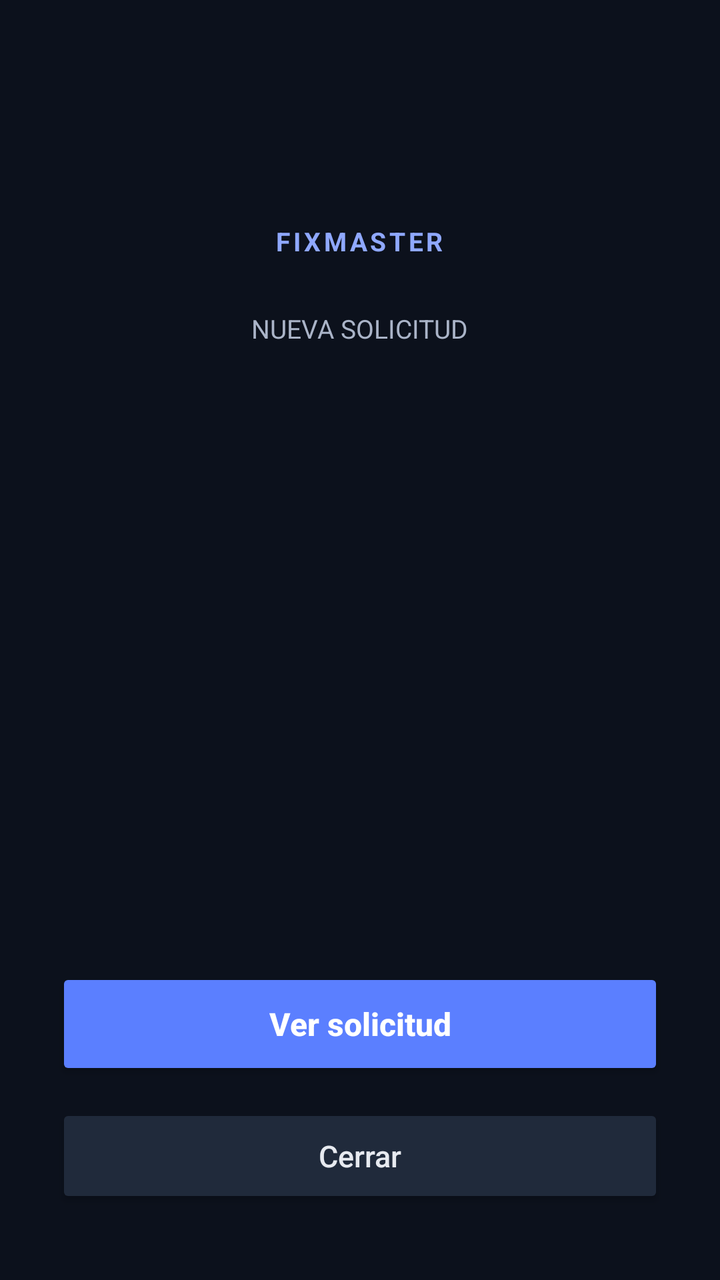
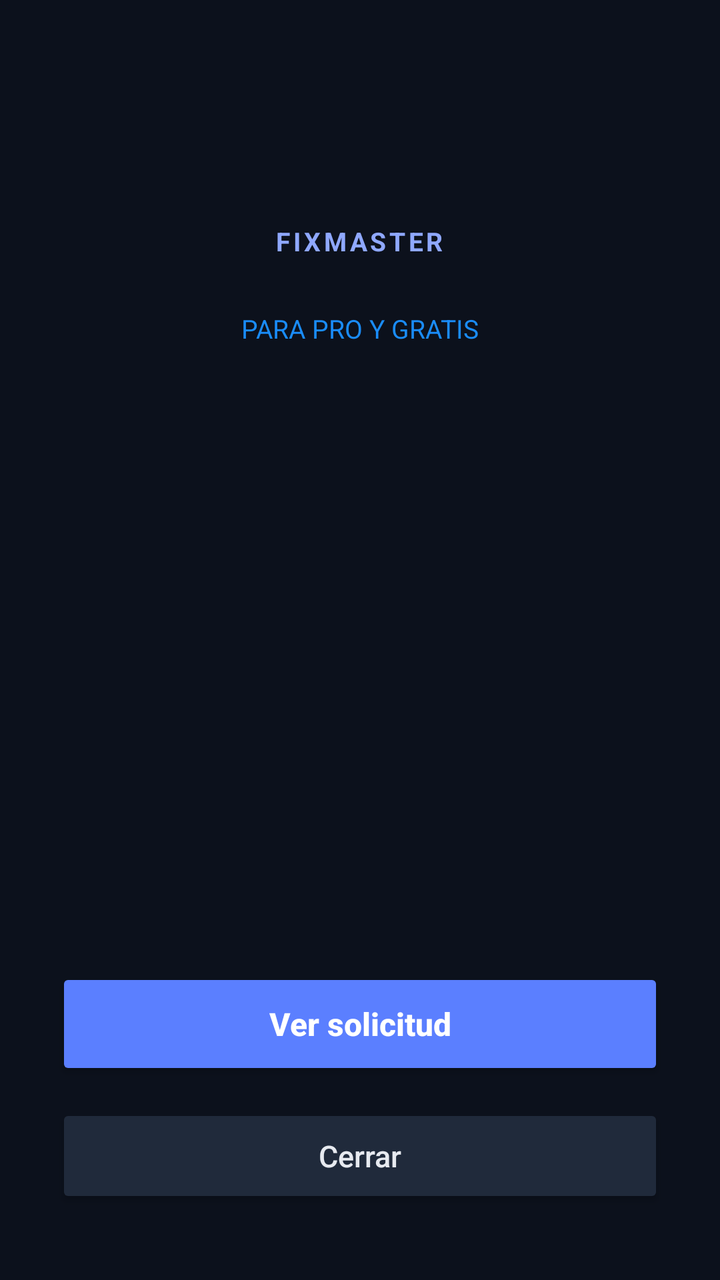

An Android layout rendered at two revisions. The XML below is the earlier revision; the diff shows what the commit changed to produce the second picture.
<!-- AndroidManifest.xml: activity theme ServiceRequestAlertTheme -->
<!-- res/layout/activity_service_request_alert.xml -->
<?xml version="1.0" encoding="utf-8"?>
<FrameLayout xmlns:android="http://schemas.android.com/apk/res/android"
    android:layout_width="match_parent"
    android:layout_height="match_parent"
    android:background="#0C111C"
    android:fitsSystemWindows="true">

    <LinearLayout
        android:layout_width="match_parent"
        android:layout_height="match_parent"
        android:gravity="center_horizontal"
        android:orientation="vertical"
        android:paddingStart="28dp"
        android:paddingEnd="28dp">

        <Space
            android:layout_width="1dp"
            android:layout_height="0dp"
            android:layout_weight="1" />

        <TextView
            android:layout_width="wrap_content"
            android:layout_height="wrap_content"
            android:letterSpacing="0.12"
            android:text="FIXMASTER"
            android:textColor="#8FA8FF"
            android:textSize="13sp"
            android:textStyle="bold" />

        <TextView
            android:layout_width="wrap_content"
            android:layout_height="wrap_content"
            android:layout_marginTop="26dp"
            android:text="NUEVA SOLICITUD"
            android:textColor="#AAB4C8"
            android:textSize="13sp" />

        <TextView
            android:id="@+id/service_request_summary"
            android:layout_width="match_parent"
            android:layout_height="wrap_content"
            android:layout_marginTop="14dp"
            android:gravity="center"
            android:maxLines="3"
            android:paddingStart="8dp"
            android:paddingEnd="8dp"
            android:textColor="#F7F8FA"
            android:textSize="28sp"
            android:textStyle="bold" />

        <TextView
            android:id="@+id/service_request_expiry"
            android:layout_width="wrap_content"
            android:layout_height="wrap_content"
            android:layout_marginTop="16dp"
            android:textColor="#B7C0D2"
            android:textSize="15sp" />

        <Space
            android:layout_width="1dp"
            android:layout_height="0dp"
            android:layout_weight="2" />

        <Button
            android:id="@+id/service_request_view"
            android:layout_width="match_parent"
            android:layout_height="56dp"
            android:backgroundTint="#5B7FFF"
            android:minHeight="48dp"
            android:text="Ver solicitud"
            android:textAllCaps="false"
            android:textColor="#FFFFFF"
            android:textSize="16sp"
            android:textStyle="bold" />

        <Button
            android:id="@+id/service_request_close"
            android:layout_width="match_parent"
            android:layout_height="52dp"
            android:layout_marginTop="12dp"
            android:layout_marginBottom="36dp"
            android:backgroundTint="#202A3B"
            android:minHeight="48dp"
            android:text="Cerrar"
            android:textAllCaps="false"
            android:textColor="#E7EAF0"
            android:textSize="15sp" />
    </LinearLayout>
</FrameLayout>
<!-- resources referenced by this layout -->
<resources>
  <style name="ServiceRequestAlertTheme" parent="Theme.AppCompat.NoActionBar">
          <item name="windowActionBar">false</item>
          <item name="windowNoTitle">true</item>
          <item name="android:windowBackground">#0C111C</item>
          <item name="android:statusBarColor">#0C111C</item>
          <item name="android:navigationBarColor">#0C111C</item>
      </style>
</resources>

<!-- the commit's change to res/layout/activity_service_request_alert.xml (unified diff, before → after) -->
@@ -31,8 +31,9 @@
             android:layout_width="wrap_content"
             android:layout_height="wrap_content"
             android:layout_marginTop="26dp"
-            android:text="NUEVA SOLICITUD"
-            android:textColor="#AAB4C8"
+            android:id="@+id/service_request_phase"
+            android:text="PARA PRO Y GRATIS"
+            android:textColor="#1A8CF8"
             android:textSize="13sp" />
 
         <TextView
@@ -47,6 +48,17 @@
             android:textColor="#F7F8FA"
             android:textSize="28sp"
             android:textStyle="bold" />
+
+        <TextView
+            android:id="@+id/service_request_budget"
+            android:layout_width="match_parent"
+            android:layout_height="wrap_content"
+            android:layout_marginTop="14dp"
+            android:gravity="center"
+            android:textColor="#FBBF24"
+            android:textSize="18sp"
+            android:textStyle="bold"
+            android:visibility="gone" />
 
         <TextView
             android:id="@+id/service_request_expiry"
